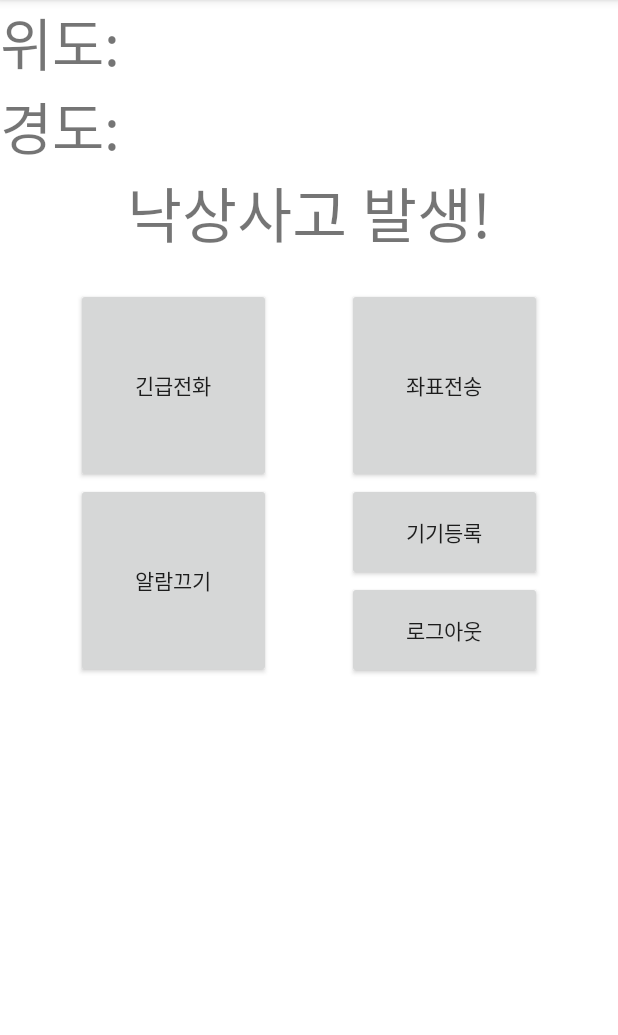
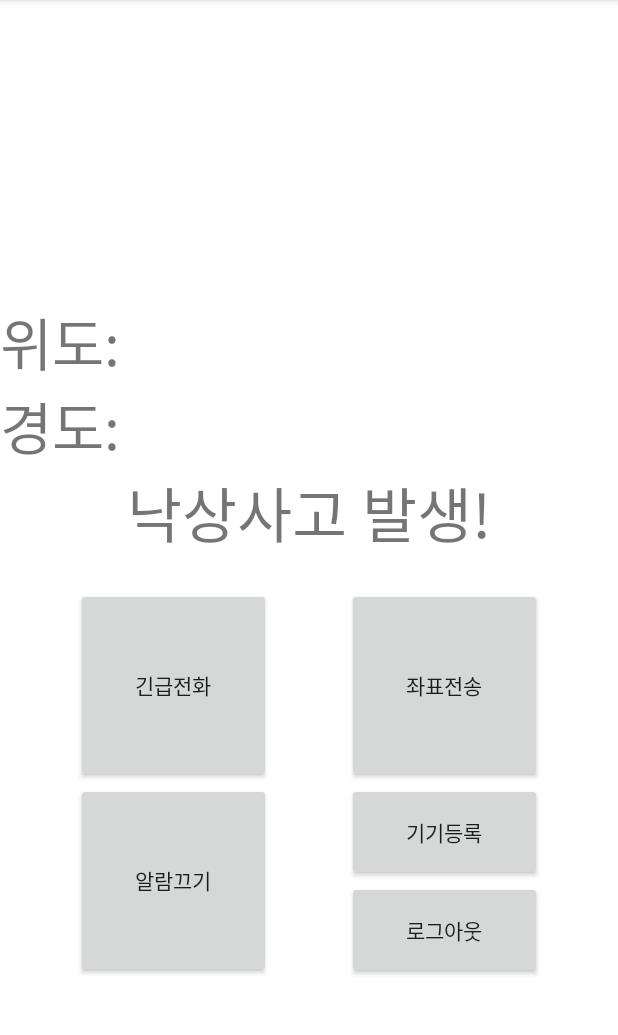
Before and after one commit to aleendis/wheelim, an Android app: the MainActivity screen opened directly, with no data from a screen before it, on a phone screen of 412 x 824 dp, the part 84-1119 px from its top. Run offline under Robolectric (Android 15) with nearby library versions, the light colour scheme and no system bars; our stand-ins replace Firebase (no records; nobody signed in at launch, a user with empty details on screens opened directly), data binding; 2 statements that could not run were skipped.

Commit message:
activity

```diff
--- a/app/build.gradle
+++ b/app/build.gradle
@@ -46,6 +46,8 @@ dependencies {
     implementation 'com.google.firebase:firebase-analytics-ktx'
     implementation 'com.google.firebase:firebase-auth-ktx'
     implementation 'com.google.firebase:firebase-messaging-ktx'
+    implementation 'com.google.firebase:firebase-firestore-ktx'
+    implementation 'com.google.firebase:firebase-database-ktx'
     implementation 'androidx.core:core-ktx:1.10.1'
     implementation 'androidx.appcompat:appcompat:1.6.1'
     implementation 'com.google.android.material:material:1.9.0'
@@ -54,7 +56,7 @@ dependencies {
     implementation 'androidx.core:core-ktx:1.10.1'
     implementation 'com.google.android.gms:play-services-maps:18.1.0'
     implementation 'com.google.android.gms:play-services-location:21.0.1'
-    implementation 'com.google.maps.android:android-maps-utils:2.3.0'
+    implementation 'com.google.maps.android:android-maps-utils:3.4.0'
     implementation 'com.google.android.gms:play-services-auth:20.5.0'
     testImplementation 'junit:junit:4.13.2'
     androidTestImplementation 'androidx.test.ext:junit:1.1.5'
--- a/app/src/main/AndroidManifest.xml
+++ b/app/src/main/AndroidManifest.xml
@@ -27,6 +27,12 @@
         <meta-data
             android:name="com.google.android.geo.API_KEY"
             android:value="AIzaSyB_dsI-y7Tzha2mxLPQE5DWy9jzF6mTj4U"/>
+        <meta-data
+            android:name="com.naver.maps.map.CLIENT_ID"
+            android:value="byn7lzz80a"/>
+        <meta-data
+            android:name="com.naver.maps.map.CLIENT_TYTPE"
+            android:value="gov"/>
 
         <activity
             android:name=".LoginActivity"
--- a/app/src/main/java/com/example/wheelim/LoginActivity.kt
+++ b/app/src/main/java/com/example/wheelim/LoginActivity.kt
@@ -75,6 +75,7 @@ class LoginActivity : AppCompatActivity(){
                                         if(task.isSuccessful){
                                             Log.e(TAG, "signInWithCredential: success")
                                             val user = auth.currentUser
+                                            finishAffinity()
                                             startActivity(Intent(this, MainActivity::class.java))
                                             updateUI(user)
                                         }else{
--- a/app/src/main/java/com/example/wheelim/MainActivity.kt
+++ b/app/src/main/java/com/example/wheelim/MainActivity.kt
@@ -27,7 +27,7 @@ import com.google.firebase.ktx.Firebase
 
 private lateinit var auth: FirebaseAuth
 
-class MainActivity : AppCompatActivity(){
+class MainActivity : AppCompatActivity(), OnMapReadyCallback{
     val mContext = this
 
     private lateinit var nMap: GoogleMap
@@ -55,12 +55,13 @@ class MainActivity : AppCompatActivity(){
 
         binding.logout.setOnClickListener {
             Firebase.auth.signOut()
+            finishAffinity()
             startActivity(Intent(this, LoginActivity::class.java))
         }
-      /*  val mapFragment = supportFragmentManager.findFragmentById(R.id.GPS_View) as SupportMapFragment
-        mapFragment.getMapAsync(this)*/
+        val mapFragment = supportFragmentManager.findFragmentById(R.id.GPS_View) as SupportMapFragment
+        mapFragment.getMapAsync(this)
     }
-  /*  override fun onMapReady(googleMap: GoogleMap){
+    override fun onMapReady(googleMap: GoogleMap){
         val seoul = LatLng(37.556, 126.97)
 
         val markerOptions = MarkerOptions()
@@ -71,5 +72,5 @@ class MainActivity : AppCompatActivity(){
         nMap?.addMarker(markerOptions)
 
         nMap?.moveCamera(CameraUpdateFactory.newLatLngZoom(seoul, 10f))
-    }*/
+    }
 }
--- a/app/src/main/res/layout/activity_main.xml
+++ b/app/src/main/res/layout/activity_main.xml
@@ -7,10 +7,15 @@
     android:layout_width="match_parent"
     android:layout_height="match_parent"
     tools:context=".MainActivity">
-
- <!--  <fragment
+<LinearLayout
+    android:layout_width="match_parent"
+    android:layout_height="210dp"
+    android:layout_weight="20.5"
+    android:visibility="gone"
+    android:orientation="vertical">
+    <com.google.android.gms.maps.MapView
         android:id="@+id/GPS_View"
-        android:name="com.google.android.gms.maps.SupportMapFragment"
+        android:name="com.google.android.gms.maps.MapFragment"
         android:layout_width="match_parent"
         android:layout_height="210dp"
         android:layout_marginBottom="5dp"
@@ -18,16 +23,20 @@
         app:layout_constraintEnd_toEndOf="parent"
         app:layout_constraintStart_toStartOf="parent"
         app:layout_constraintTop_toTopOf="parent" />
--->
+</LinearLayout>
+
+
    <TextView
        android:id="@+id/gps_location"
        android:layout_width="match_parent"
        android:layout_height="wrap_content"
+       android:layout_marginTop="200dp"
        android:layout_marginBottom="5dp"
        android:text="위도: \n경도: "
        android:textSize="38sp"
-        app:layout_constraintBottom_toTopOf="@+id/Warning"/>
-        <!--app:layout_constraintTop_toBottomOf="@+id/GPS_View" />-->
+       app:layout_constraintBottom_toTopOf="@+id/Warning"
+       app:layout_constraintTop_toTopOf="parent"
+       app:layout_constraintTop_toBottomOf="@+id/GPS_View" />
 
     <TextView
         android:id="@+id/Warning"
--- a/app/src/main/res/layout/token.xml
+++ /dev/null
@@ -1,6 +0,0 @@
-<?xml version="1.0" encoding="utf-8"?>
-<androidx.constraintlayout.widget.ConstraintLayout xmlns:android="http://schemas.android.com/apk/res/android"
-    android:layout_width="match_parent"
-    android:layout_height="match_parent">
-
-</androidx.constraintlayout.widget.ConstraintLayout>
--- a/build.gradle
+++ b/build.gradle
@@ -6,6 +6,8 @@ buildscript{
     repositories{
         google()
         mavenCentral()
+        maven{
+            url'https://naver.jfrog.io/artifactory/maven/'}
     }
     dependencies{
         classpath 'com.google.gms:google-services:4.3.15'
```
Also changed, not shown: app/src/main/res/layout/fragment_sidebar.xml (deleted, +0 -39 lines). Lines whose indentation alone changed are shown as unchanged.
